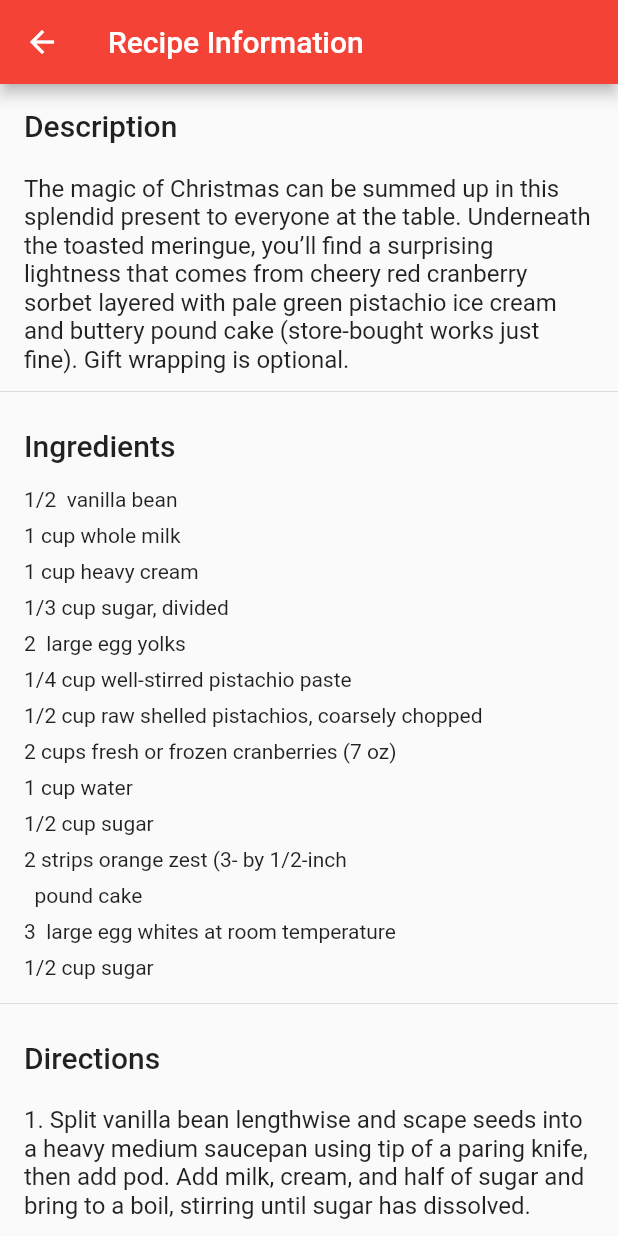
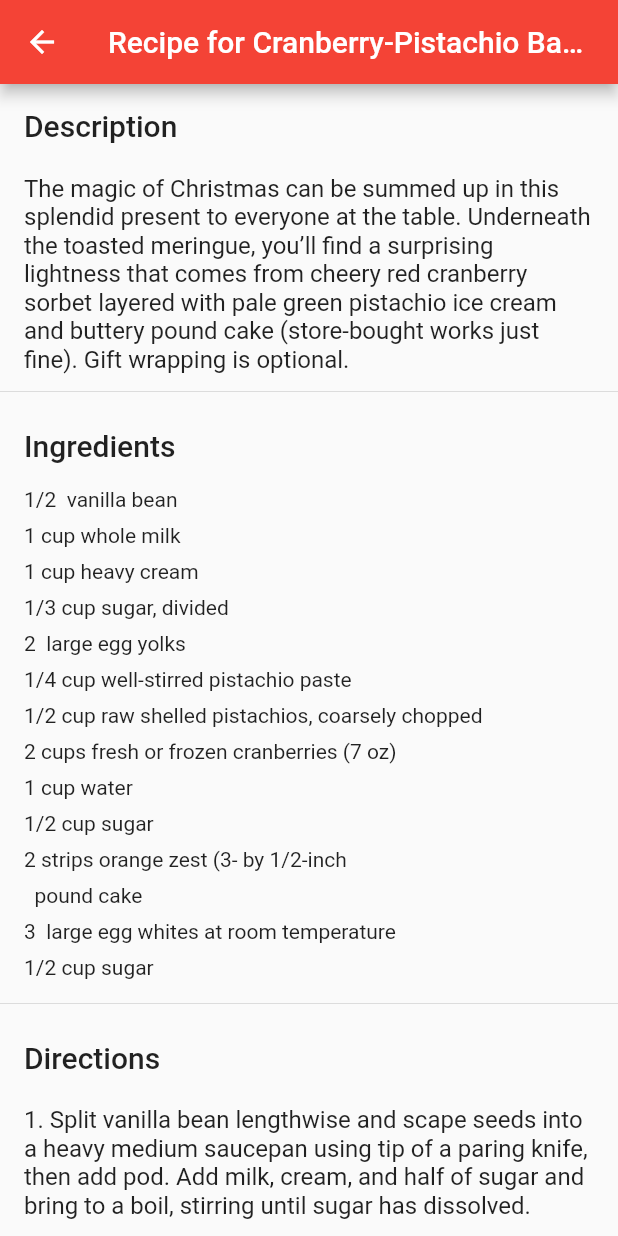
Before and after one commit to RyanRemer/food_tinder, a Flutter app: the screen it shows after launch, after a tap on the "info" icon, on a phone screen of 412 x 824 dp. Run offline on Flutter 3.47's test engine with Material 2 defaults, Android fonts, the phone set to English and light mode, and no system bars; network calls fail.

Commit message:
add logo to app bard, change title on app bars

```diff
--- a/food_tinder/lib/page/recipe_page.dart
+++ b/food_tinder/lib/page/recipe_page.dart
@@ -11,7 +11,7 @@ class RecipePage extends StatelessWidget{
   Widget build(BuildContext context) {
     return Scaffold(
       appBar: AppBar(
-        title: Text("Recipe Information"),
+        title: Text("Recipe for " + food.name)
       ),
       body: ListView(
         children: <Widget>[RecipeView(food.recipe)],
--- a/food_tinder/lib/page/swipey_page.dart
+++ b/food_tinder/lib/page/swipey_page.dart
@@ -36,7 +36,7 @@ class SwipeyPageState extends State<SwipeyPage> {
               Image.asset("assets/logo.png", height:24, width:24),
               Padding(
                 child: Text("FoodTinder"),
-                padding: EdgeInsets.only(left:5)
+                padding: EdgeInsets.only(left:7)
               )
             ]
           ),
```
Also changed, not shown: food_tinder/lib/page/grocery_page.dart (+9 -1 lines), food_tinder/lib/page/weekly_list_page.dart (+8 -2 lines).
